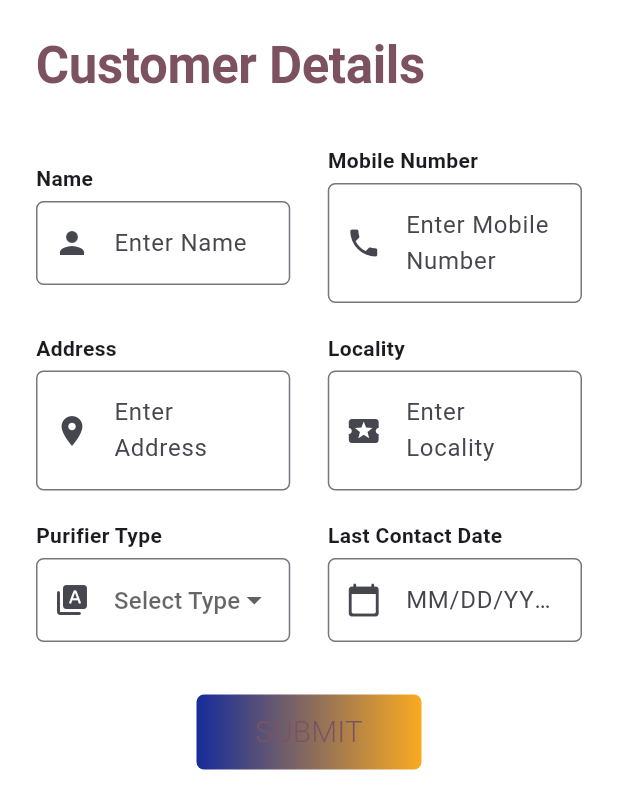
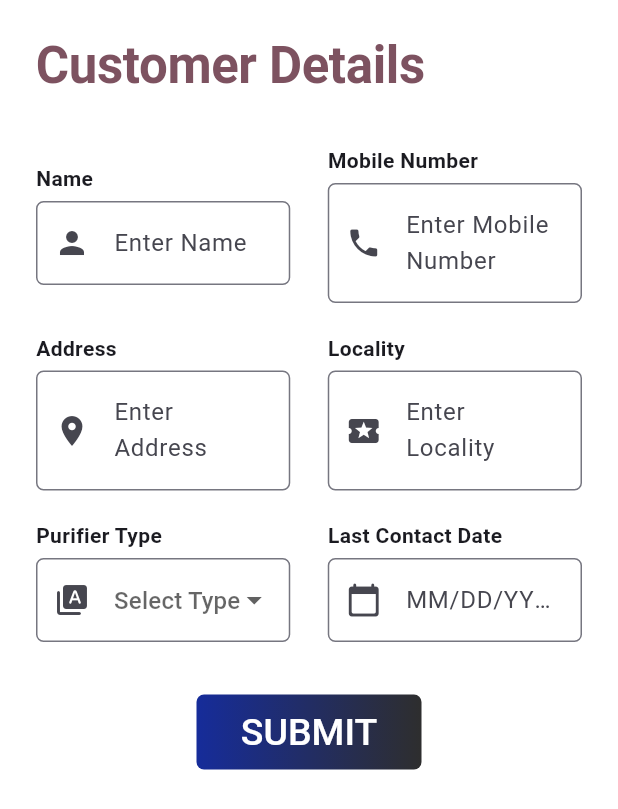
Before and after one commit to Harman0817/dashmesh_ro, a Flutter app: the AddCustomerView screen opened directly, on a phone screen of 412 x 824 dp. Shown: the top 809 px of the screen. Run offline on Flutter 3.47's test engine with Material 3 defaults, Android fonts, the phone set to English and light mode, and no system bars; our stand-ins replace dio, flutter_bloc, flutter_calendar_carousel, font_awesome_flutter, get, get_it and 2 more; accounts and stored records are empty.

```diff
--- a/lib/core/database/database_helper.dart
+++ b/lib/core/database/database_helper.dart
@@ -80,6 +80,7 @@ class DatabaseHelper {
         '${DbConstants.COL_VISIT_DATE} TEXT,'
         '${DbConstants.COL_NOTIFICATION_DATE} TEXT,'
         '${DbConstants.COL_BILLING_AMOUNT} TEXT,'
+        '${DbConstants.COL_PAID_AMOUNT} TEXT,'
         '${DbConstants.COL_VISIT_STATUS} TEXT,'
         '${DbConstants.COL_VISIT_REMARKS} TEXT,'
         '${DbConstants.COL_SERVICE_DURATION} TEXT,'
--- a/lib/core/models/visit_model.dart
+++ b/lib/core/models/visit_model.dart
@@ -6,6 +6,7 @@ class VisitModel{
   String? visitDate;
   String? notificationDate;
   String? billingAmount;
+  String? pendingAmount;
   String? visitStatus;
   String? visitRemarks;
   String? serviceDuration;
@@ -18,6 +19,7 @@ class VisitModel{
       this.visitDate,
       this.notificationDate,
       this.billingAmount,
+        this.pendingAmount,
       this.visitStatus,
       this.visitRemarks,
       this.serviceDuration,
@@ -30,6 +32,7 @@ class VisitModel{
     visitDate = json[DbConstants.COL_VISIT_DATE];
     notificationDate = json[DbConstants.COL_NOTIFICATION_DATE];
     billingAmount = json[DbConstants.COL_BILLING_AMOUNT];
+    pendingAmount = json[DbConstants.COL_PAID_AMOUNT];
     visitStatus = json[DbConstants.COL_VISIT_STATUS];
     visitRemarks = json[DbConstants.COL_VISIT_REMARKS];
     serviceDuration = json[DbConstants.COL_SERVICE_DURATION];
@@ -44,6 +47,7 @@ class VisitModel{
     data[DbConstants.COL_VISIT_DATE] = visitDate;
     data[DbConstants.COL_NOTIFICATION_DATE] =notificationDate;
     data[DbConstants.COL_BILLING_AMOUNT] = billingAmount;
+    data[DbConstants.COL_PAID_AMOUNT] = pendingAmount;
     data[DbConstants.COL_VISIT_STATUS] = visitStatus;
     data[DbConstants.COL_VISIT_REMARKS] = visitRemarks;
     data[DbConstants.COL_SERVICE_DURATION] = serviceDuration;
--- a/lib/core/shared/db_constants.dart
+++ b/lib/core/shared/db_constants.dart
@@ -9,14 +9,15 @@ class DbConstants{
   /*................................VisitList TABLE KEY......................*/
   static const String COL_ID               = "Id";
   static const String COL_CUSTOMER_ID      =  "customerId";
-  static const String COL_VISIT_DATE       = "visitDate";
+  static const String COL_VISIT_DATE       =  "visitDate";
   static const String COL_NOTIFICATION_DATE = "notificationDate";
-  static const String COL_BILLING_AMOUNT   = "billingAmount";
+  static const String COL_BILLING_AMOUNT   =  "billingAmount";
+  static const String COL_PAID_AMOUNT   =  "paidAmount";
   static const String COL_VISIT_STATUS      = "visitStatus";
   static const String COL_VISIT_REMARKS     = "visitRemarks";
   static const String COL_SERVICE_DURATION  = "serviceDuration";
-  static const String COL_GUARANTEE_PERIOD   = "guaranteePeriod";
-  static const String COL_SERVICE_TYPE        = "serviceType";
+  static const String COL_GUARANTEE_PERIOD  = "guaranteePeriod";
+  static const String COL_SERVICE_TYPE      = "serviceType";
   /*................................CustomerList TABLE KEY......................*/
   static const String COL_NAME= "name";
   static const String COL_MOBILE_NUMBER= "mobileNumber";
--- a/lib/features/dashboard/view/summary_view.dart
+++ b/lib/features/dashboard/view/summary_view.dart
@@ -23,10 +23,10 @@ class ServiceSummary extends StatelessWidget {
                   padding: const EdgeInsets.all(25.0),
                   child: Container(
                     decoration:  BoxDecoration(
-                      color: Theme.of(context).colorScheme.tertiary,
+                      color: Theme.of(context).colorScheme.primary,
                         borderRadius: BorderRadius.circular(10),
                       boxShadow: [BoxShadow(
-                        color: Theme.of(context).colorScheme.primary,
+                        color: Theme.of(context).colorScheme.tertiary,
                         offset:const Offset(4,4),
                         spreadRadius: 4,
                         blurRadius: 12
@@ -38,8 +38,6 @@ class ServiceSummary extends StatelessWidget {
                     child: Column(
                       mainAxisAlignment: MainAxisAlignment.center,
                       children: [
-                        Icon(item.icon
-                        ),
                         Text(item.title, style: TextStyle(
                           color: Theme.of(context).colorScheme.secondary,
                             fontSize: 24
--- a/lib/features/widgets/gradient_button.dart
+++ b/lib/features/widgets/gradient_button.dart
@@ -13,18 +13,22 @@ class GradientButton extends StatelessWidget {
   @override
   Widget build(BuildContext context) {
     return Center(
-   child:Container(
-     height:50,
-     width:150,
-     decoration: BoxDecoration(
-       gradient:  LinearGradient(colors: [
-         Theme.of(context).colorScheme.primary, Theme.of(context).colorScheme.secondary
-       ]),
-       borderRadius: BorderRadius.circular(5)
-     ),
-     child:TextButton(onPressed: onPressed,
-     child: Text("SUBMIT",style: Theme.of(context).textTheme.displayMedium,),),
-   )
-   );
+        child: Container(
+      height: 50,
+      width: 150,
+      decoration: BoxDecoration(
+          gradient: LinearGradient(colors: [
+            Theme.of(context).colorScheme.primary,
+            Theme.of(context).colorScheme.tertiary
+          ]),
+          borderRadius: BorderRadius.circular(5)),
+      child: TextButton(
+        onPressed: onPressed,
+        child: Text(
+          "SUBMIT",
+          style: Theme.of(context).textTheme.displayMedium,
+        ),
+      ),
+    ));
   }
 }
--- a/lib/utils/string_constants.dart
+++ b/lib/utils/string_constants.dart
@@ -14,6 +14,7 @@ class StringConstants{
       static const String enterAddress = 'Address';
       static const String enterlocality = 'Locality';
       static const String enterAmount = 'Billing Amount';
+      static const enterPaidAmount = 'Paid Amount';
       static const String enterGaranteeDuration  = 'Garantee Duration';
       static const String enterServiceDuration = 'Service Duration';
       static const String enterNote = 'Note';
@@ -24,4 +25,6 @@ class StringConstants{
       static const String yes = 'Yes';
       static const String no = 'No';
 
+
+
 }
```
Also changed, not shown: lib/features/add_visit/bloc/add_visit_controller.dart (+6 -1 lines), lib/features/add_visit/view/add_visit_view.dart (+34 -20 lines), lib/features/app/app.dart (+4 -4 lines), lib/features/home/view/home_view.dart (+5 -5 lines).
